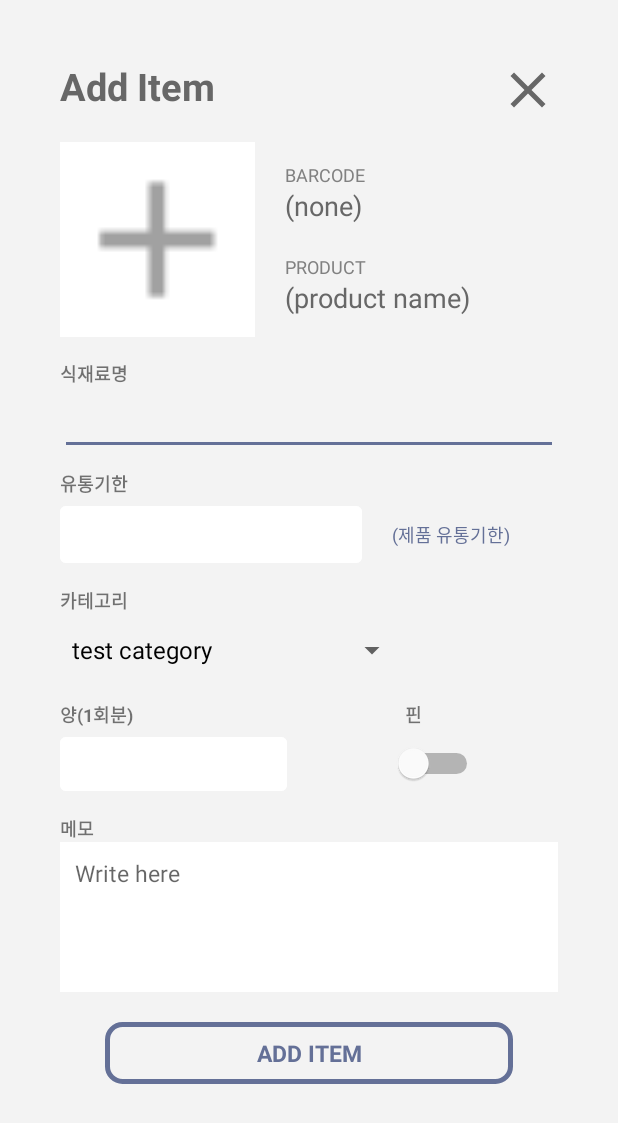
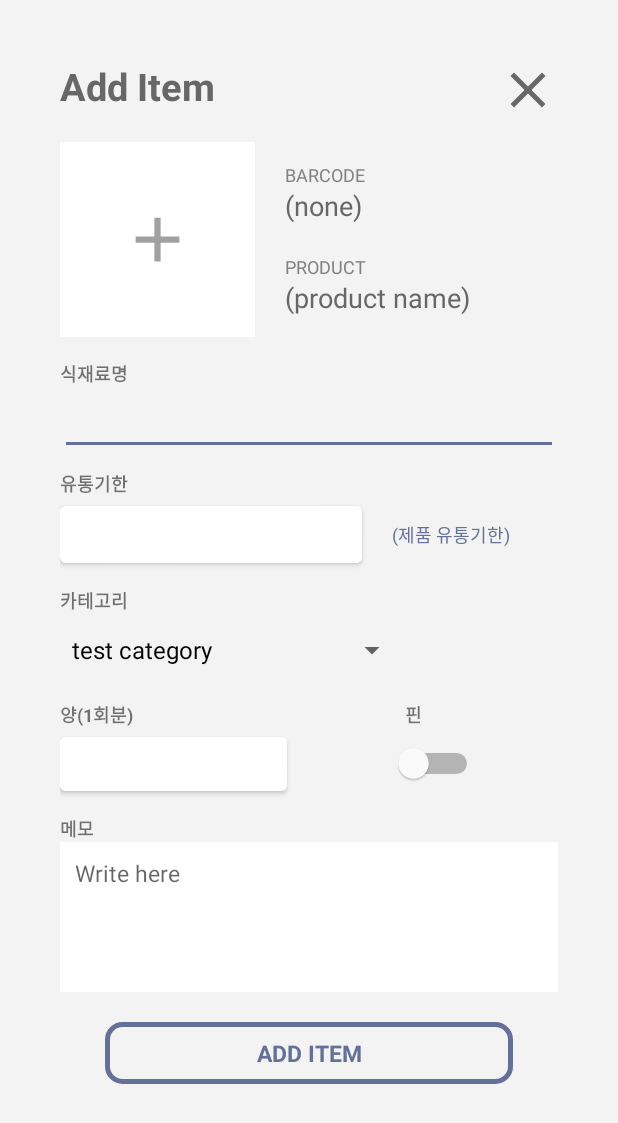
Before and after one commit to ziu974/ZEKAKApp, an Android app: the screen it shows after launch (AddItem), after a tap on an icon or button, on a phone screen of 412 x 824 dp. Shown: the top 1123 px of the screen. Run offline under Robolectric (Android 15) with nearby library versions, the phone set to English and light mode, and no system bars; libraries missing offline, so code that uses them is left out: com.google.firebase.components, com.gun0912.tedpermission; 2 statements that could not run were skipped.

Commit message:
Tested and Good to go: 1. Added image save + display in info&main 2. Adding Items 3. Category list load and spinner 4. Edit attempt(not saving data) 5. Xml views refined

```diff
--- a/app/src/main/AndroidManifest.xml
+++ b/app/src/main/AndroidManifest.xml
@@ -18,7 +18,7 @@
     <uses-permission android:name="android.permission.WRITE_EXTERNAL_STORAGE"/>
 
     <application
-        android:hardwareAccelerated="false"
+        android:hardwareAccelerated="true"
         android:largeHeap="true"
         android:theme="@style/Theme.ZEKAK"
         android:allowBackup="true"
@@ -28,7 +28,7 @@
         android:supportsRtl="true"
         android:requestLegacyExternalStorage="true" >
 
-<!--        For photo uris (Nougat 이상) -->
+<!--        For add_photo_background.xml uris (Nougat 이상) -->
 <!--        xml/filepaths 참고하면 파일명 지정해 놨음-->
         <provider
             android:name="androidx.core.content.FileProvider"
--- a/app/src/main/java/com/example/zekak/AppMain.java
+++ b/app/src/main/java/com/example/zekak/AppMain.java
@@ -1,4 +1,4 @@
-package com.example.zekak;
+ package com.example.zekak;
 
 import android.Manifest;
 import android.app.Activity;
@@ -121,7 +121,6 @@ public class AppMain extends AppCompatActivity implements CustomListAdapter.OnLi
         if(!imagePath.exists()){   // 없으면 만듦
             imagePath.mkdirs();
         }
-        Log.i("im바ㅏㅇ앙아아아아아ㅏㅏㅏㅏㅏㅏㅏㅏㅏㅏㅏㅏagePath: ", imagePath.getPath());
 
 
         // PART2: Prefs part (설정값: 카테고리 불러오기)
@@ -243,17 +242,24 @@ public class AppMain extends AppCompatActivity implements CustomListAdapter.OnLi
             return false;
     }
 
+//    @Override
+//    protected void onResume() {
+//        Log.i("여기에서 리쥼을 왜해", "아");
+//        super.onResume();
+//        if(firstAttempt) {
+//            customListAdapter.notifyDataSetChanged();
+//            categoryAdapter.notifyDataSetChanged();
+//            //restartActivity();
+//            recyclerView.swapAdapter(customListAdapter, false);
+//        }
+//        firstAttempt = true;
+//    }
+
+
     @Override
-    protected void onPause() {
-        Log.i("여기에서 리쥼을 왜해", "아");
-        super.onPause();
-        if(firstAttempt) {
-            customListAdapter.notifyDataSetChanged();
-            categoryAdapter.notifyDataSetChanged();
-            //restartActivity();
-            recyclerView.swapAdapter(customListAdapter, false);
-        }
-        firstAttempt = true;
+    protected void onDestroy() {
+        super.onDestroy();
+        itemsDB.db_close();
     }
 
     private void restartActivity() {        // refresh the AppMain (카테고리 추가/삭제, 아이템추가 등등)
@@ -385,7 +391,7 @@ public class AppMain extends AppCompatActivity implements CustomListAdapter.OnLi
                     //
                     //TODO  :임시 코드 , test 해볼라고
                     intent = new Intent(AppMain.this, AddItem.class);
-                    intent.putExtra("INITIAL_CATEGORY", categoryList.indexOf(currentCategory));
+                    intent.putExtra("INITIAL_CATEGORY", categoryList.indexOf(currentCategory)-1);
                     intent.putExtra("EXTRA_SESSION_ID", "manual");
                     startActivityForResult(intent, MANUAL_ADD);
                     break;
@@ -437,7 +443,7 @@ public class AppMain extends AppCompatActivity implements CustomListAdapter.OnLi
             if((resultCode == ITEM_ADDED)) {       // 데이터베이스에 추가까지 마친상태
                 Item newItem = (Item) data.getParcelableExtra("NEW_ITEM");
                 categoryItemList.add(newItem);
-                customListAdapter.notifyItemInserted(0);
+                //customListAdapter.notifyItemInserted(0);
             } else if(resultCode == ITEM_EDITED){   // 아이템 수정 성공
                //TODO
 //                categoryItemList.remove();
--- a/app/src/main/java/com/example/zekak/ItemsDBControl.java
+++ b/app/src/main/java/com/example/zekak/ItemsDBControl.java
@@ -21,7 +21,7 @@ public class ItemsDBControl extends AppCompatActivity {
     public ItemsDBControl(Context context){
         this.context = context;
         helper = new ItemsDBHelper(context);
-        db = context.openOrCreateDatabase(helper.DATABASE_NAME, MODE_ENABLE_WRITE_AHEAD_LOGGING, null);
+        db = context.openOrCreateDatabase(helper.DATABASE_NAME, MODE_PRIVATE, null);
     }
 
 
--- a/app/src/main/res/drawable-v24/ic_stat_name.xml
+++ b/app/src/main/res/drawable-v24/ic_stat_name.xml
@@ -3,7 +3,7 @@
     android:height="24dp"
     android:viewportWidth="24"
     android:viewportHeight="24"
-    android:tint="#FFFFFF">
+    android:tint="@color/light_grey">
   <group android:scaleX="0.92"
       android:scaleY="0.92"
       android:translateX="0.96"
--- /dev/null
+++ b/app/src/main/res/drawable/add_photo_background.xml
@@ -0,0 +1,16 @@
+<?xml version="1.0" encoding="utf-8"?>
+<layer-list xmlns:android="http://schemas.android.com/apk/res/android">
+    <item>
+        <shape>
+            <solid android:color="@color/white" />
+            <size
+                android:width="130dp"
+                android:height="130dp" />
+        </shape>
+    </item>
+    <item
+        android:width="50dp"
+        android:height="50dp"
+        android:drawable="@drawable/ic_baseline_add_24"
+        android:gravity="center" />
+</layer-list>
--- a/app/src/main/res/layout/activity_item_add.xml
+++ b/app/src/main/res/layout/activity_item_add.xml
@@ -74,10 +74,8 @@
                 android:layout_width="130dp"
                 android:layout_height="130dp"
                 android:layout_marginEnd="10dp"
-                android:background="@color/white"
-                android:rotation="90"
-                android:scaleType="centerCrop"
-                app:srcCompat="@drawable/ic_baseline_add_24" />
+                android:background="@drawable/add_photo_background"
+                android:scaleType="centerCrop"/>
 
             <RelativeLayout
                 android:layout_width="wrap_content"
--- a/app/src/main/res/layout/item_tab.xml
+++ b/app/src/main/res/layout/item_tab.xml
@@ -24,9 +24,8 @@
             android:id="@+id/item_image"
             android:layout_width="80dp"
             android:layout_height="80dp"
-            app:srcCompat="@drawable/ic_stat_name"
             android:scaleType="centerCrop"
-            app:tint="@color/light_grey"/>
+            app:srcCompat="@drawable/ic_stat_name"/>
 
         <TextView
             android:id="@+id/item_name"
```
Also changed, not shown: app/src/main/java/com/example/zekak/AddItem.java (+50 -45 lines), app/src/main/java/com/example/zekak/CustomListAdapter.java (+9 -8 lines), app/src/main/java/com/example/zekak/InfoItem.java (+10 -8 lines), app/src/main/res/drawable/item_tab_background.xml (+5 -5 lines), app/src/main/res/layout/activity_item_info.xml (+3 -8 lines).
